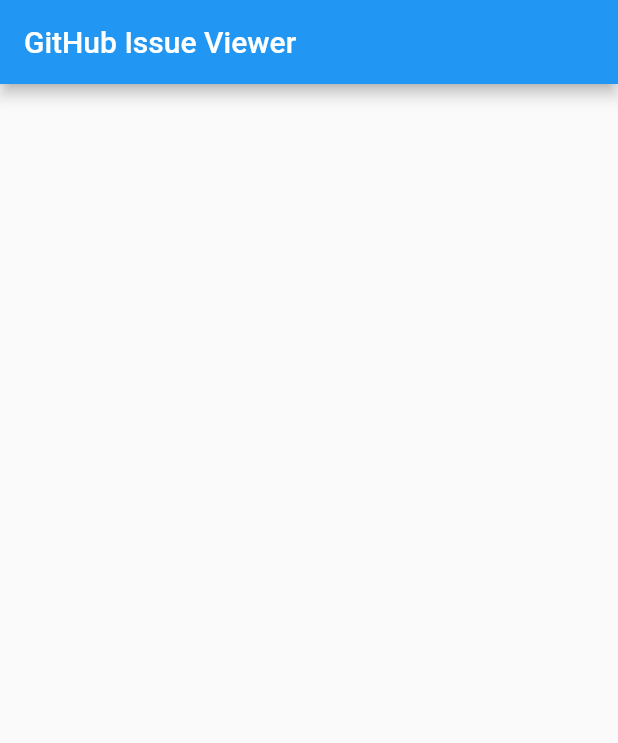
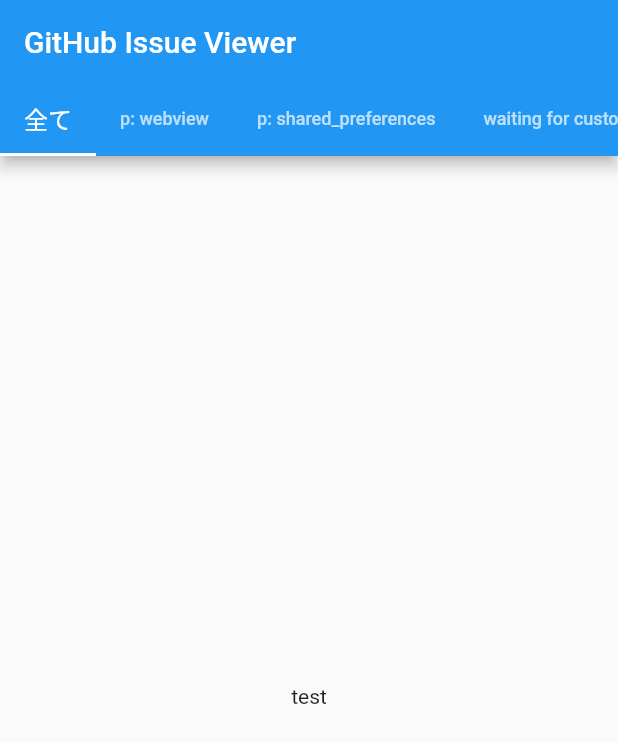
Before and after one commit to sugihaya/Git_issue_viewer, a Flutter app: the screen it shows after launch, on a phone screen of 412 x 824 dp. Shown: the top 743 px of the screen. Run offline on Flutter 3.47's test engine with Material 2 defaults, Android fonts, the phone set to English and light mode, and no system bars.

Commit message:
TabBarの作成

```diff
--- a/lib/main.dart
+++ b/lib/main.dart
@@ -27,14 +27,52 @@ class MyHomePage extends StatefulWidget {
   _MyHomePageState createState() => _MyHomePageState();
 }
 
-class _MyHomePageState extends State<MyHomePage> {
+class _MyHomePageState extends State<MyHomePage>
+    with SingleTickerProviderStateMixin {
+  // Tabウィジェットのリスト
+  final List<Tab> tabs = <Tab>[
+    Tab(text: '全て'),
+    Tab(text: 'p: webview'),
+    Tab(text: 'p: shared_preferences'),
+    Tab(text: 'waiting for customer response'),
+    Tab(text: 'severe: new feature'),
+    Tab(text: 'p: share'),
+  ];
+
+  TabController _tabController;
+
+  // TabControllerの初期化
+  @override
+  void initState() {
+    super.initState();
+    _tabController = TabController(length: tabs.length, vsync: this);
+  }
+
   @override
   Widget build(BuildContext context) {
     return Scaffold(
       appBar: AppBar(
-        title: Text(widget.title),
+          title: Text(widget.title),
+          bottom: TabBar(
+            tabs: tabs,
+            controller: _tabController,
+            isScrollable: true,
+            unselectedLabelStyle: TextStyle(fontSize: 12.0),
+            labelStyle: TextStyle(fontSize: 16.0),
+            indicatorWeight: 2,
+          )),
+      body: TabBarView(
+        controller: _tabController,
+        children: tabs.map((tab) {
+          return _createTab(tab);
+        }).toList(),
       ),
-      body: Center(),
+    );
+  }
+
+  Widget _createTab(Tab tab) {
+    return Center(
+      child: Text('test'),
     );
   }
 }
```
